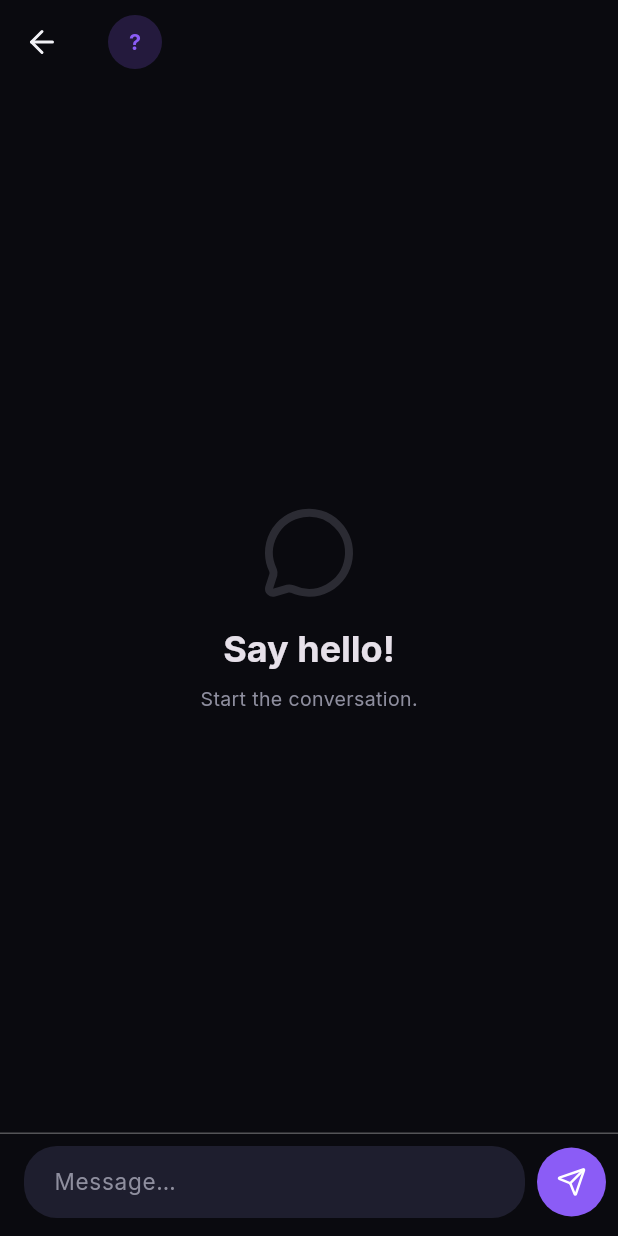
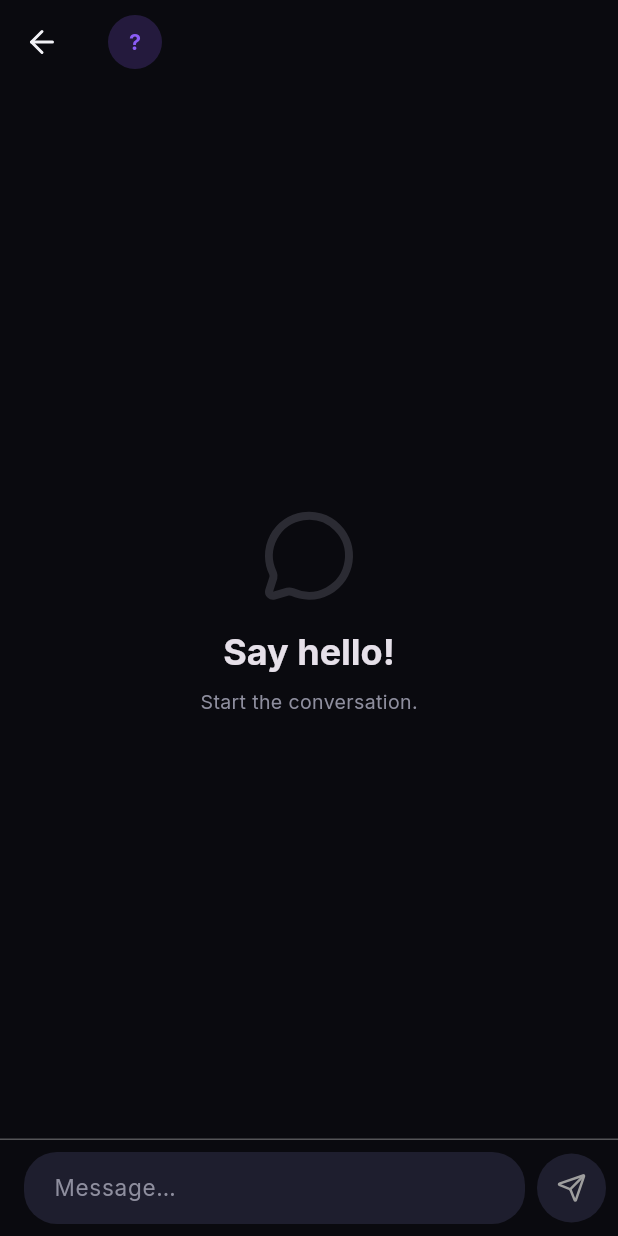
Before and after one commit to sudeepswami111/Tracker-application, a Flutter app: the DMChatScreen screen opened directly with empty values, on a phone screen of 412 x 824 dp. Run offline on Flutter 3.47's test engine with Material 3 defaults, Android fonts, the phone set to English and light mode, and no system bars; our stand-ins replace app_links, cached_network_image, confetti, fl_chart, flutter_blue_plus, flutter_dotenv and 18 more; missing offline and left inert: health; accounts and stored records are empty; network calls fail.

Commit message:
feat: create dm_chat_screen layout for direct messaging functionality

```diff
--- a/lib/screens/dm_chat_screen.dart
+++ b/lib/screens/dm_chat_screen.dart
@@ -439,63 +439,22 @@ class _DMChatScreenState extends State<DMChatScreen> {
   final _scrollCtrl  = ScrollController();
   final _supabase    = Supabase.instance.client;
 
-  List<ChatMessage> _messages = [];
-  bool _loading = true;
   bool _sending = false;
-
-  RealtimeChannel? _channel;
-  StreamSubscription<List<ChatMessage>>? _sub;
+  late final Stream<List<ChatMessage>> _messagesStream;
 
   @override
   void initState() {
     super.initState();
-    _loadMessages();
-    _subscribeRealtime();
+    _messagesStream = _chatService.getDMMessagesStream(widget.chatId);
+    // Mark messages as read when opening chat
+    _chatService.markAsRead(widget.chatId);
   }
 
   @override
   void dispose() {
     _inputCtrl.dispose();
     _scrollCtrl.dispose();
-    _channel?.unsubscribe();
-    _sub?.cancel();
     super.dispose();
-  }
-
-  Future<void> _loadMessages() async {
-    setState(() => _loading = true);
-    final msgs = await _chatService.getMessages(widget.chatId);
-    if (mounted) setState(() { _messages = msgs; _loading = false; });
-    _scrollToBottom();
-  }
-
-  void _subscribeRealtime() {
-    _channel = _supabase
-        .channel('chat-${widget.chatId}')
-        .onPostgresChanges(
-          event: PostgresChangeEvent.insert,
-          schema: 'public',
-          table: 'messages',
-          filter: PostgresChangeFilter(
-            type: PostgresChangeFilterType.eq,
-            column: 'chat_id',
-            value: widget.chatId,
-          ),
-          callback: (_) => _loadMessages(),
-        )
-        .subscribe();
-  }
-
-  void _scrollToBottom() {
-    WidgetsBinding.instance.addPostFrameCallback((_) {
-      if (_scrollCtrl.hasClients) {
-        _scrollCtrl.animateTo(
-          _scrollCtrl.position.maxScrollExtent,
-          duration: const Duration(milliseconds: 300),
-          curve: Curves.easeOut,
-        );
-      }
-    });
   }
 
   Future<void> _send() async {
@@ -504,8 +463,16 @@ class _DMChatScreenState extends State<DMChatScreen> {
     HapticFeedback.lightImpact();
     setState(() => _sending = true);
     _inputCtrl.clear();
+
     try {
       await _chatService.sendDM(widget.chatId, text);
+      if (_scrollCtrl.hasClients) {
+        _scrollCtrl.animateTo(
+          0.0,
+          duration: const Duration(milliseconds: 300),
+          curve: Curves.easeOut,
+        );
+      }
     } finally {
       if (mounted) setState(() => _sending = false);
     }
@@ -528,7 +495,7 @@ class _DMChatScreenState extends State<DMChatScreen> {
         ),
         title: Row(children: [
           ProfileAvatar(
-            imageUrl: null, // Don't have avatar url here, but we can pass null and let it use name
+            imageUrl: null,
             name: widget.otherUserName,
             radius: 18,
             backgroundColor: AppColors.irisViolet.withValues(alpha: 0.2),
@@ -540,35 +507,54 @@ class _DMChatScreenState extends State<DMChatScreen> {
                   ?.copyWith(fontWeight: FontWeight.bold)),
         ]),
       ),
-      body: Column(children: [
+      body: SafeArea(
+        child: Column(children: [
           // Messages
           Expanded(
-          child: _loading
-              ? const Center(
-                  child: CircularProgressIndicator(
-                      color: AppColors.irisViolet))
-              : _messages.isEmpty
-                  ? _buildEmptyChat(theme)
-                  : ListView.builder(
+            child: StreamBuilder<List<ChatMessage>>(
+              stream: _messagesStream,
+              builder: (context, snapshot) {
+                if (snapshot.connectionState == ConnectionState.waiting) {
+                  return const Center(
+                    child: CircularProgressIndicator(color: AppColors.irisViolet)
+                  );
+                }
+                if (snapshot.hasError) {
+                  return Center(
+                    child: Text('Error loading messages',
+                      style: TextStyle(color: theme.colorScheme.error))
+                  );
+                }
+
+                final msgs = snapshot.data?.reversed.toList() ?? [];
+
+                if (msgs.isEmpty) {
+                  return _buildEmptyChat(theme);
+                }
+
+                return ListView.builder(
+                  reverse: true,
                   controller: _scrollCtrl,
                   padding: const EdgeInsets.fromLTRB(16, 8, 16, 12),
-                      itemCount: _messages.length,
+                  itemCount: msgs.length,
                   itemBuilder: (_, i) {
-                        final msg   = _messages[i];
+                    final msg   = msgs[i];
                     final isMe  = msg.senderId == myId;
                     return _Bubble(
                         msg: msg, isMe: isMe, theme: theme, isDark: isDark);
+                  },
+                );
               },
             ),
           ),
 
           // Input bar
           Container(
-          padding: EdgeInsets.only(
+            padding: const EdgeInsets.only(
               left: 16,
               right: 8,
               top: 8,
-            bottom: MediaQuery.of(context).viewInsets.bottom + 12,
+              bottom: 8,
             ),
             decoration: BoxDecoration(
               color: isDark ? AppColors.backgroundDeep : Colors.white,
@@ -584,6 +570,7 @@ class _DMChatScreenState extends State<DMChatScreen> {
                   controller: _inputCtrl,
                   minLines: 1,
                   maxLines: 4,
+                  textCapitalization: TextCapitalization.sentences,
                   decoration: InputDecoration(
                     hintText: 'Message…',
                     filled: true,
@@ -601,27 +588,36 @@ class _DMChatScreenState extends State<DMChatScreen> {
                 ),
               ),
               const SizedBox(width: 8),
-            GestureDetector(
-              onTap: _sending ? null : _send,
+              ValueListenableBuilder<TextEditingValue>(
+                valueListenable: _inputCtrl,
+                builder: (context, value, child) {
+                  final hasText = value.text.trim().isNotEmpty;
+                  return GestureDetector(
+                    onTap: (hasText && !_sending) ? _send : null,
                     child: Container(
                       width: 46,
                       height: 46,
-                decoration: const BoxDecoration(
-                  color: AppColors.primary,
+                      decoration: BoxDecoration(
+                        color: hasText
+                            ? AppColors.primary
+                            : (isDark ? AppColors.surfaceElevated : Colors.grey.shade300),
                         shape: BoxShape.circle,
                       ),
                       child: _sending
                           ? const Padding(
-                        padding: EdgeInsets.all(12),
+                              padding: EdgeInsets.all(14),
                               child: CircularProgressIndicator(
                                   color: Colors.white, strokeWidth: 2))
-                    : const Icon(LucideIcons.send,
-                        color: Colors.white, size: 20),
+                          : Icon(LucideIcons.send,
+                              color: hasText ? Colors.white : Colors.grey, size: 20),
                     ),
+                  );
+                },
               ),
             ]),
           ),
         ]),
+      ),
     );
   }
 
```
Lines whose indentation alone changed are shown as unchanged.
